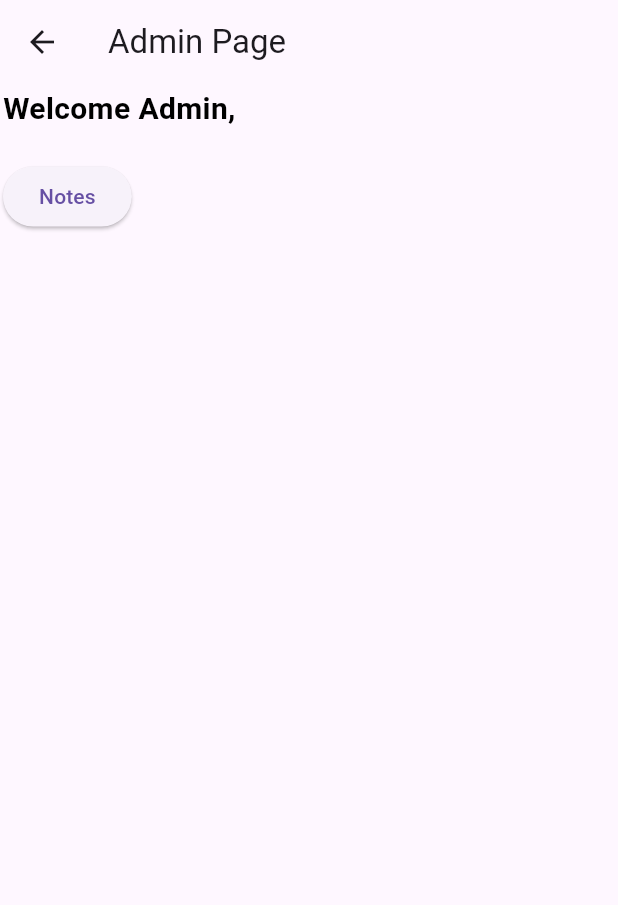
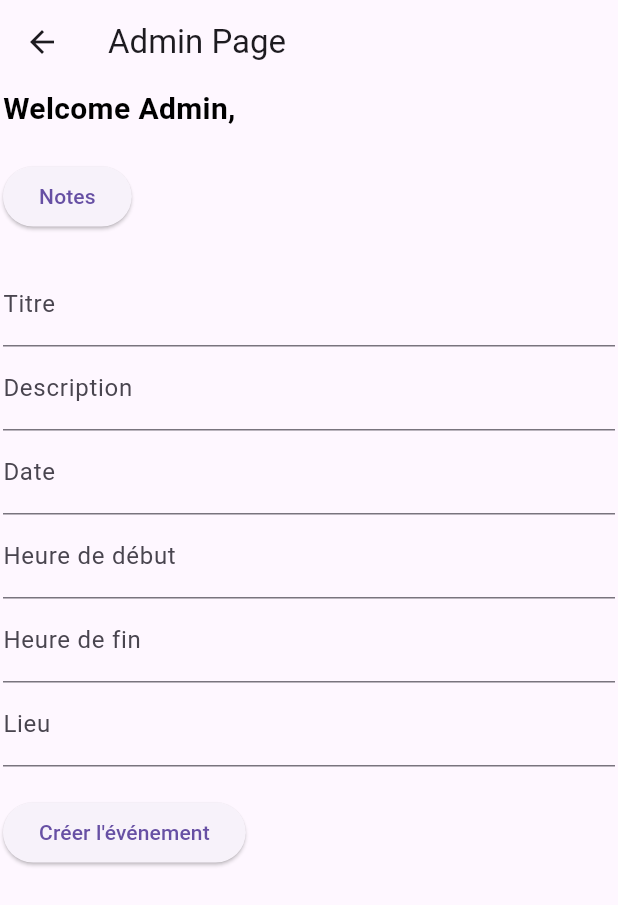
Before and after one commit to mathislebel/direct-school, a Flutter app: the AdminPage screen opened directly with empty values, on a phone screen of 412 x 824 dp. Shown: the top 905 px of the screen. Run offline on Flutter 3.47's test engine with Material 3 defaults, Android fonts, the phone set to English and light mode, and no system bars.

Commit message:
i have the start of agenda

```diff
--- a/flutter_application_1/lib/adminpage.dart
+++ b/flutter_application_1/lib/adminpage.dart
@@ -1,10 +1,11 @@
 import 'package:flutter/material.dart';
-import 'package:flutter/widgets.dart';
-import 'package:flutter_application_1/NotesPage.dart';
+import 'package:http/http.dart' as http;
+import 'dart:convert';
+import 'agendapage.dart';
+import 'notespage.dart'; // Assurez-vous que le fichier notes_page.dart existe et est correctement importé
 
 class AdminPage extends StatelessWidget {
   final String userID;
-
 
   AdminPage({required this.userID});
 
@@ -16,7 +17,7 @@ class AdminPage extends StatelessWidget {
         backgroundColor: Colors.transparent,
       ),
       body: SingleChildScrollView(
-        child:Padding(
+        child: Padding(
           padding: const EdgeInsets.all(2.0),
           child: Column(
             crossAxisAlignment: CrossAxisAlignment.start,
@@ -26,15 +27,120 @@ class AdminPage extends StatelessWidget {
                 style: TextStyle(color: Colors.black, fontSize: 20, fontWeight: FontWeight.bold),
               ),
               SizedBox(height: 20.0),
-              ElevatedButton(onPressed: (){
+              ElevatedButton(
+                onPressed: () {
                   Navigator.push(context, MaterialPageRoute(builder: (context) => NotesPage()));
                 },
-              child: Text('Notes'))
+                child: Text('Notes'),
+              ),
+              SizedBox(height: 20.0),
+              CreateEventForm(),
             ],
-
           ),
         ),
       ),
     );
   }
 }
+
+class CreateEventForm extends StatefulWidget {
+  @override
+  _CreateEventFormState createState() => _CreateEventFormState();
+}
+
+class _CreateEventFormState extends State<CreateEventForm> {
+  final TextEditingController _titleController = TextEditingController();
+  final TextEditingController _descriptionController = TextEditingController();
+  final TextEditingController _dateController = TextEditingController();
+  final TextEditingController _startTimeController = TextEditingController();
+  final TextEditingController _endTimeController = TextEditingController();
+  final TextEditingController _locationController = TextEditingController();
+
+  void _createEvent() async {
+    try {
+      final url = Uri.parse('http://10.0.2.2:8090/api/collections/agenda/records');
+      String authToken = 'f50xjob4te7lgwm';
+
+      final response = await http.post(
+        url,
+        headers: {
+          'Content-Type': 'application/json',
+          'Authorization': 'Bearer $authToken',
+        },
+        body: jsonEncode({
+          'title': _titleController.text,
+          'description': _descriptionController.text,
+          'date': _dateController.text,
+          'startTime': _startTimeController.text,
+          'endTime': _endTimeController.text,
+          'location': _locationController.text,
+        }),
+      );
+
+      if (response.statusCode == 200 || response.statusCode == 201) {
+        print('Événement créé avec succès');
+        ScaffoldMessenger.of(context).showSnackBar(SnackBar(
+          content: Text('Événement créé avec succès'),
+        ));
+        _clearForm();
+      } else {
+        print('Erreur de création de l\'événement: ${response.statusCode}');
+        ScaffoldMessenger.of(context).showSnackBar(SnackBar(
+          content: Text('Échec de la création de l\'événement'),
+        ));
+      }
+    } catch (e) {
+      print('Erreur lors de la création de l\'événement: $e');
+      ScaffoldMessenger.of(context).showSnackBar(SnackBar(
+        content: Text('Erreur lors de la création de l\'événement'),
+      ));
+    }
+  }
+
+  void _clearForm() {
+    _titleController.clear();
+    _descriptionController.clear();
+    _dateController.clear();
+    _startTimeController.clear();
+    _endTimeController.clear();
+    _locationController.clear();
+  }
+
+  @override
+  Widget build(BuildContext context) {
+    return Column(
+      crossAxisAlignment: CrossAxisAlignment.start,
+      children: [
+        TextField(
+          controller: _titleController,
+          decoration: InputDecoration(labelText: 'Titre'),
+        ),
+        TextField(
+          controller: _descriptionController,
+          decoration: InputDecoration(labelText: 'Description'),
+        ),
+        TextField(
+          controller: _dateController,
+          decoration: InputDecoration(labelText: 'Date'),
+        ),
+        TextField(
+          controller: _startTimeController,
+          decoration: InputDecoration(labelText: 'Heure de début'),
+        ),
+        TextField(
+          controller: _endTimeController,
+          decoration: InputDecoration(labelText: 'Heure de fin'),
+        ),
+        TextField(
+          controller: _locationController,
+          decoration: InputDecoration(labelText: 'Lieu'),
+        ),
+        SizedBox(height: 20),
+        ElevatedButton(
+          onPressed: _createEvent,
+          child: Text('Créer l\'événement'),
+        ),
+      ],
+    );
+  }
+}
--- a/flutter_application_1/lib/userpage.dart
+++ b/flutter_application_1/lib/userpage.dart
@@ -1,4 +1,5 @@
 import 'package:flutter/material.dart'; // Assurez-vous que vous importez bien UserNotesPage
+import 'package:flutter_application_1/agendaPage.dart';
 import 'package:flutter_application_1/user_page.dart';
 
 import 'dataUser_service.dart';
@@ -75,7 +76,12 @@ class UserPage extends StatelessWidget {
                         );
                       },
                       child: Text('Scores'),
+
                     ),
+                    SizedBox(height: 20.0,),
+                    ElevatedButton(onPressed: (){
+                      Navigator.push(context, MaterialPageRoute(builder: (context) => AgendaPage()));
+                    }, child: Text('agenda'))
                   ],
                 ),
               ),
--- a/flutter_application_1/pubspec.yaml
+++ b/flutter_application_1/pubspec.yaml
@@ -33,7 +33,6 @@ dependencies:
 
   # The following adds the Cupertino Icons font to your application.
   # Use with the CupertinoIcons class for iOS style icons.
-  cupertino_icons: ^1.0.6
   google_fonts: ^6.2.1
   font_awesome_flutter: ^10.7.0
   get: ^4.6.6
```
Also changed, not shown: flutter_application_1/lib/agendaPage.dart (added, +86 -0 lines), flutter_application_1/pubspec.lock. Lines whose indentation alone changed are shown as unchanged.
